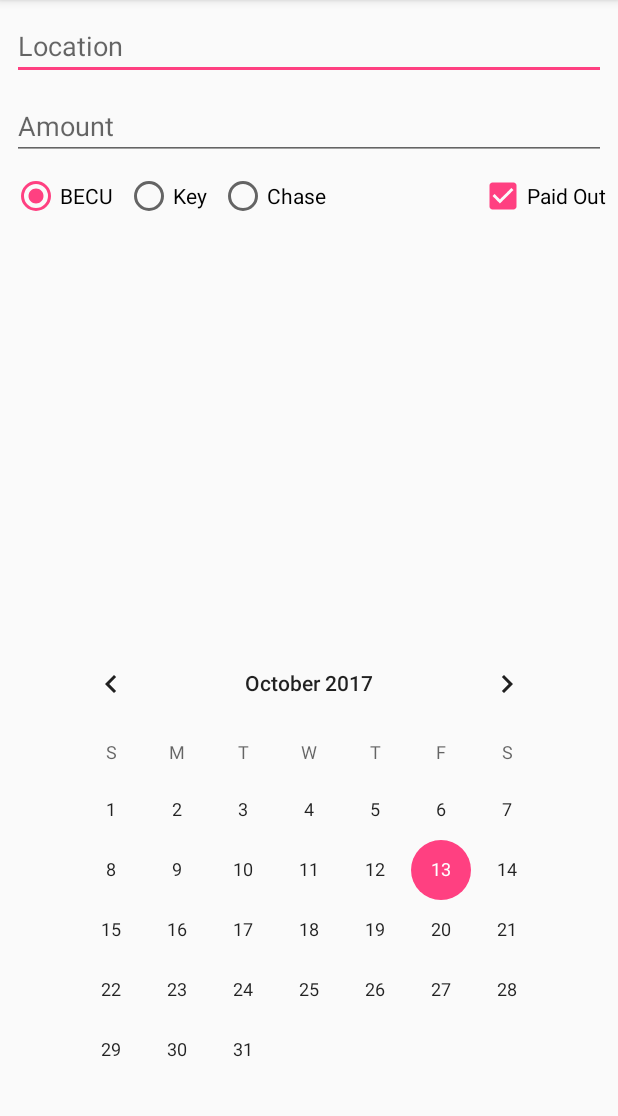
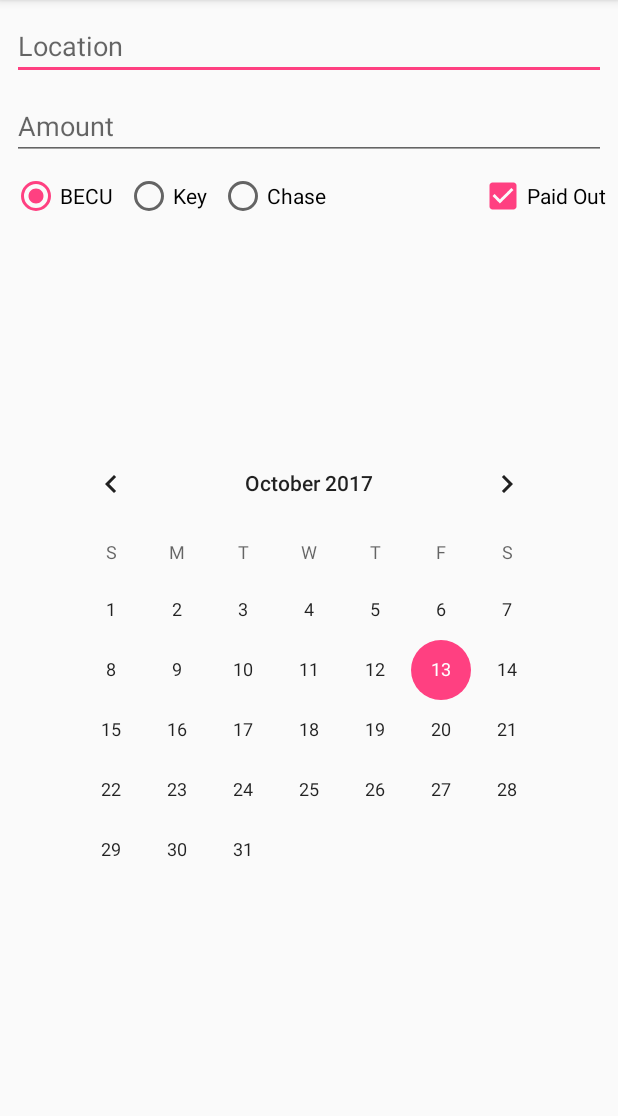
Before and after one commit to mqunell/Receipts, an Android app: the screen it shows after launch (ReceiptActivity), after a tap on "New Receipt", on a phone screen of 412 x 824 dp, the part 84-1200 px from its top. Run offline under Robolectric (Android 15) with nearby library versions, the phone set to English and light mode, and no system bars.

Commit message:
Hide the keyboard when clicking other fields
In ReceiptFragment, clicking a RadioButton, CheckBox, or specific date
in the CalendarView now hides the soft keyboard. The new line button in
receipt_location now moves focus to receipt_amount. Vertically centered
receipt_date in the remaining space.

```diff
--- a/app/src/main/res/layout/fragment_receipt.xml
+++ b/app/src/main/res/layout/fragment_receipt.xml
@@ -13,6 +13,7 @@
         android:layout_marginEnd="8dp"
         android:layout_marginStart="8dp"
         android:layout_marginTop="8dp"
+        android:inputType="text"
         android:hint="@string/location"
         app:layout_constraintLeft_toLeftOf="parent"
         app:layout_constraintRight_toRightOf="parent"
@@ -82,11 +83,10 @@
         android:id="@+id/receipt_date"
         android:layout_width="wrap_content"
         android:layout_height="wrap_content"
-        android:layout_marginBottom="8dp"
-        android:layout_marginStart="8dp"
-        android:layout_marginEnd="8dp"
+        android:layout_margin="8dp"
         app:layout_constraintLeft_toLeftOf="parent"
         app:layout_constraintRight_toRightOf="parent"
+        app:layout_constraintTop_toBottomOf="@+id/receipt_card_group"
         app:layout_constraintBottom_toBottomOf="parent" />
 
 </android.support.constraint.ConstraintLayout>
```
Also changed, not shown: app/src/main/java/com/mattqunell/receipts/ReceiptFragment.java (+15 -0 lines).
